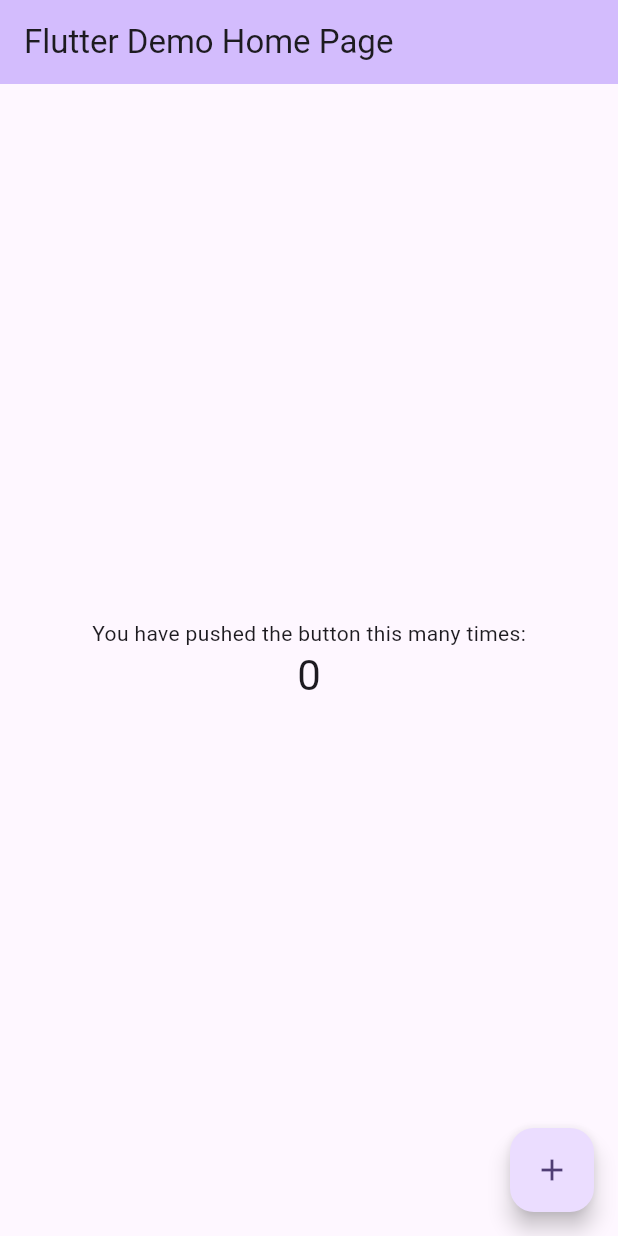
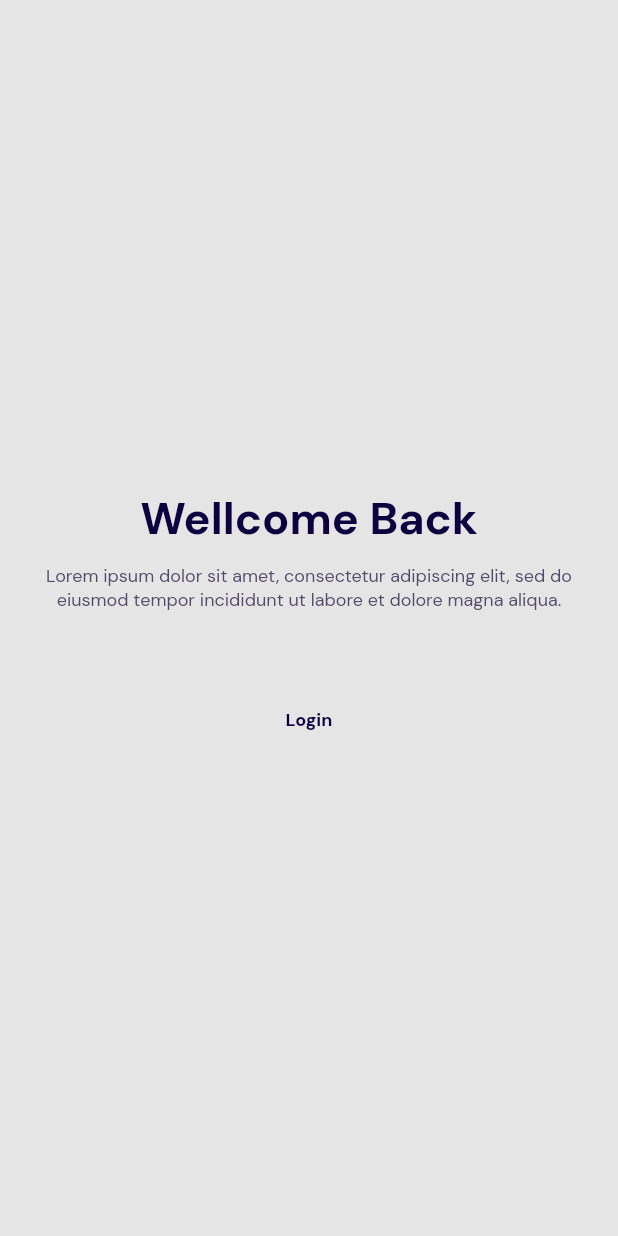
Before and after one commit to Dimdevs/fishkuy_apps, a Flutter app: the screen it shows after launch, on a phone screen of 412 x 824 dp. Run offline on Flutter 3.47's test engine with Material 2 defaults, Android fonts, the phone set to English and light mode, and no system bars; our stand-ins replace google_fonts.

Commit message:
push form login

```diff
--- a/analysis_options.yaml
+++ b/analysis_options.yaml
@@ -7,7 +7,7 @@
 
 # The following line activates a set of recommended lints for Flutter apps,
 # packages, and plugins designed to encourage good coding practices.
-include: package:flutter_lints/flutter.yaml
+# include: package:flutter_lints/flutter.yaml
 
 linter:
   # The lint rules applied to this project can be customized in the
--- /dev/null
+++ b/lib/constans.dart
@@ -0,0 +1,27 @@
+import 'package:flutter/material.dart';
+import 'package:google_fonts/google_fonts.dart';
+
+Color WhiteColor = Color(0xffffffff);
+Color textColor = Color(0xff0D0140);
+Color secondaryTextColor = Color(0xff524B6B);
+Color buttonColor = Color(0xffE6E1FF);
+Color primaryButtonColor = Color(0xff130160);
+Color tncButtonColor = Color(0xff130160);
+
+TextStyle whiteTextStyle = GoogleFonts.dmSans(
+  color: WhiteColor,
+);
+
+TextStyle textTextStyle = GoogleFonts.dmSans(
+  color: textColor,
+);
+
+TextStyle secondaryTextStyle = GoogleFonts.dmSans(
+  color: secondaryTextColor,
+);
+
+TextStyle tncTextStyle = GoogleFonts.dmSans(
+  color: tncButtonColor,
+);
+
+FontWeight bold = FontWeight.bold;
--- a/lib/main.dart
+++ b/lib/main.dart
@@ -1,3 +1,4 @@
+import 'package:belajar_flutter/constans.dart';
 import 'package:flutter/material.dart';
 
 void main() {
@@ -5,121 +6,60 @@ void main() {
 }
 
 class MyApp extends StatelessWidget {
-  const MyApp({super.key});
+  const MyApp({Key? key}) : super(key: key);
 
-  // This widget is the root of your application.
   @override
   Widget build(BuildContext context) {
     return MaterialApp(
-      title: 'Flutter Demo',
-      theme: ThemeData(
-        // This is the theme of your application.
-        //
-        // TRY THIS: Try running your application with "flutter run". You'll see
-        // the application has a blue toolbar. Then, without quitting the app,
-        // try changing the seedColor in the colorScheme below to Colors.green
-        // and then invoke "hot reload" (save your changes or press the "hot
-        // reload" button in a Flutter-supported IDE, or press "r" if you used
-        // the command line to start the app).
-        //
-        // Notice that the counter didn't reset back to zero; the application
-        // state is not lost during the reload. To reset the state, use hot
-        // restart instead.
-        //
-        // This works for code too, not just values: Most code changes can be
-        // tested with just a hot reload.
-        colorScheme: ColorScheme.fromSeed(seedColor: Colors.deepPurple),
-        useMaterial3: true,
-      ),
-      home: const MyHomePage(title: 'Flutter Demo Home Page'),
+      home: LoginPage(),
     );
   }
 }
 
-class MyHomePage extends StatefulWidget {
-  const MyHomePage({super.key, required this.title});
-
-  // This widget is the home page of your application. It is stateful, meaning
-  // that it has a State object (defined below) that contains fields that affect
-  // how it looks.
-
-  // This class is the configuration for the state. It holds the values (in this
-  // case the title) provided by the parent (in this case the App widget) and
-  // used by the build method of the State. Fields in a Widget subclass are
-  // always marked "final".
-
-  final String title;
-
-  @override
-  State<MyHomePage> createState() => _MyHomePageState();
-}
-
-class _MyHomePageState extends State<MyHomePage> {
-  int _counter = 0;
-
-  void _incrementCounter() {
-    setState(() {
-      // This call to setState tells the Flutter framework that something has
-      // changed in this State, which causes it to rerun the build method below
-      // so that the display can reflect the updated values. If we changed
-      // _counter without calling setState(), then the build method would not be
-      // called again, and so nothing would appear to happen.
-      _counter++;
-    });
-  }
+class LoginPage extends StatelessWidget {
+  const LoginPage({Key? key}) : super(key: key);
 
   @override
   Widget build(BuildContext context) {
-    // This method is rerun every time setState is called, for instance as done
-    // by the _incrementCounter method above.
-    //
-    // The Flutter framework has been optimized to make rerunning build methods
-    // fast, so that you can just rebuild anything that needs updating rather
-    // than having to individually change instances of widgets.
     return Scaffold(
-      appBar: AppBar(
-        // TRY THIS: Try changing the color here to a specific color (to
-        // Colors.amber, perhaps?) and trigger a hot reload to see the AppBar
-        // change color while the other colors stay the same.
-        backgroundColor: Theme.of(context).colorScheme.inversePrimary,
-        // Here we take the value from the MyHomePage object that was created by
-        // the App.build method, and use it to set our appbar title.
-        title: Text(widget.title),
-      ),
+      backgroundColor: Color(0xffE5E5E5),
       body: Center(
-        // Center is a layout widget. It takes a single child and positions it
-        // in the middle of the parent.
+          child: Container(
+        margin: EdgeInsets.symmetric(horizontal: 30),
         child: Column(
-          // Column is also a layout widget. It takes a list of children and
-          // arranges them vertically. By default, it sizes itself to fit its
-          // children horizontally, and tries to be as tall as its parent.
-          //
-          // Column has various properties to control how it sizes itself and
-          // how it positions its children. Here we use mainAxisAlignment to
-          // center the children vertically; the main axis here is the vertical
-          // axis because Columns are vertical (the cross axis would be
-          // horizontal).
-          //
-          // TRY THIS: Invoke "debug painting" (choose the "Toggle Debug Paint"
-          // action in the IDE, or press "p" in the console), to see the
-          // wireframe for each widget.
           mainAxisAlignment: MainAxisAlignment.center,
-          children: <Widget>[
-            const Text(
-              'You have pushed the button this many times:',
+          children: [
+            Text(
+              "Wellcome Back",
+              style: textTextStyle.copyWith(fontSize: 30, fontWeight: bold),
+            ),
+            SizedBox(
+              height: 11,
             ),
             Text(
-              '$_counter',
-              style: Theme.of(context).textTheme.headlineMedium,
+              "Lorem ipsum dolor sit amet, consectetur adipiscing elit, sed do eiusmod tempor incididunt ut labore et dolore magna aliqua.",
+              style: secondaryTextStyle.copyWith(fontSize: 12),
+              textAlign: TextAlign.center,
             ),
+            SizedBox(
+              height: 64,
+            ),
+            Column(
+              crossAxisAlignment: CrossAxisAlignment.start,
+              mainAxisAlignment: MainAxisAlignment.start,
+              children: [
+                Text(
+                  "Login",
+                  style: textTextStyle.copyWith(fontSize: 12, fontWeight: bold),
+                ),
+                SizedBox(
+                  height: 10,
+                ),
+              ],
+            )
           ],
         ),
-      ),
-      floatingActionButton: FloatingActionButton(
-        onPressed: _incrementCounter,
-        tooltip: 'Increment',
-        child: const Icon(Icons.add),
-      ), // This trailing comma makes auto-formatting nicer for build methods.
+      )),
     );
   }
 }
--- a/pubspec.yaml
+++ b/pubspec.yaml
@@ -35,6 +35,7 @@ dependencies:
   # The following adds the Cupertino Icons font to your application.
   # Use with the CupertinoIcons class for iOS style icons.
   cupertino_icons: ^1.0.2
+  google_fonts: ^5.1.0
 
 dev_dependencies:
   flutter_test:
@@ -45,7 +46,7 @@ dev_dependencies:
   # activated in the `analysis_options.yaml` file located at the root of your
   # package. See that file for information about deactivating specific lint
   # rules and activating additional ones.
-  flutter_lints: ^2.0.0
+  # flutter_lints: ^2.0.0
 
 # For information on the generic Dart part of this file, see the
 # following page: https://dart.dev/tools/pub/pubspec
```
Also changed, not shown: pubspec.lock, 1 other file.
